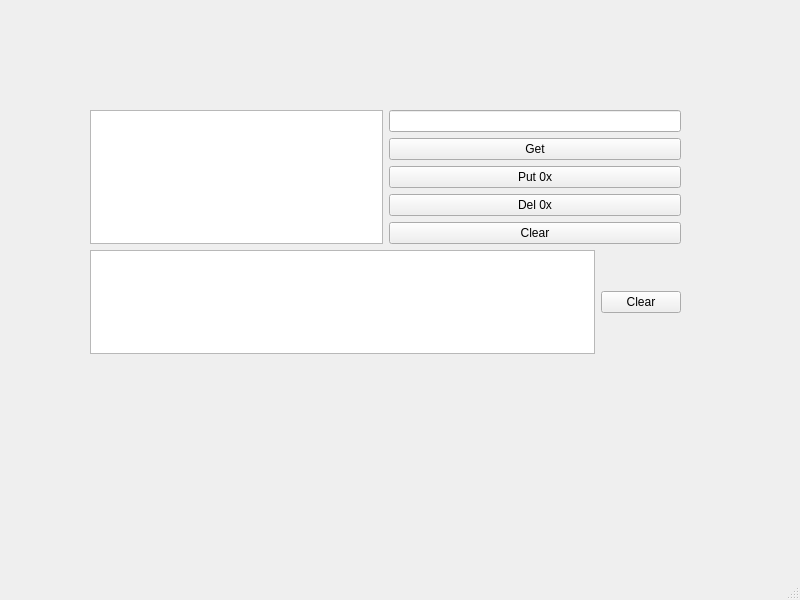
Qt form mainwindow.ui (GunwooYun/HexGenerator) before a commit.
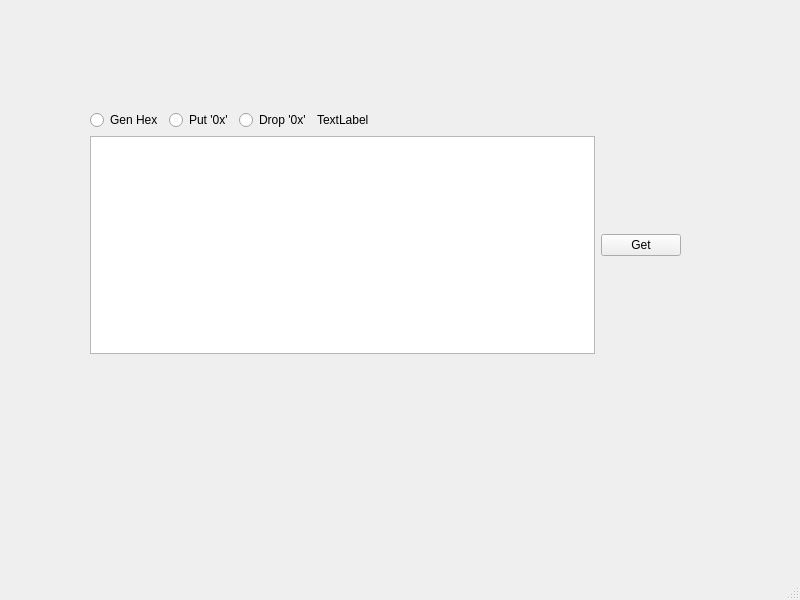
The same form after that commit.

```diff
--- a/mainwindow.ui
+++ b/mainwindow.ui
@@ -25,45 +25,52 @@
     </property>
     <layout class="QVBoxLayout" name="verticalLayout">
      <item>
-      <layout class="QHBoxLayout" name="horizontalLayout_2">
+      <layout class="QHBoxLayout" name="horizontalLayout">
        <item>
-        <widget class="QTextEdit" name="te_inputRandom"/>
-       </item>
-       <item>
-        <layout class="QVBoxLayout" name="verticalLayout_2">
+        <layout class="QHBoxLayout" name="horizontalLayout_2">
          <item>
-          <widget class="QLineEdit" name="le_RandLen"/>
-         </item>
-         <item>
-          <widget class="QPushButton" name="btn_show">
+          <widget class="QRadioButton" name="rbtn_GenHex">
            <property name="text">
-            <string>Get</string>
+            <string>Gen Hex</string>
            </property>
           </widget>
          </item>
          <item>
-          <widget class="QPushButton" name="btn_putZeroX">
+          <widget class="QRadioButton" name="rbtn_Put0x">
            <property name="text">
-            <string>Put 0x</string>
+            <string>Put '0x'</string>
            </property>
           </widget>
          </item>
          <item>
-          <widget class="QPushButton" name="btn_delZeroX">
+          <widget class="QRadioButton" name="rbtn_Drop0x">
            <property name="text">
-            <string>Del 0x</string>
+            <string>Drop '0x'</string>
            </property>
           </widget>
          </item>
          <item>
-          <widget class="QPushButton" name="btn_ClearTextEditAbove">
+          <widget class="QLabel" name="label">
            <property name="text">
-            <string>Clear</string>
+            <string>TextLabel</string>
            </property>
           </widget>
          </item>
         </layout>
        </item>
+       <item>
+        <spacer name="horizontalSpacer">
+         <property name="orientation">
+          <enum>Qt::Horizontal</enum>
+         </property>
+         <property name="sizeHint" stdset="0">
+          <size>
+           <width>40</width>
+           <height>20</height>
+          </size>
+         </property>
+        </spacer>
+       </item>
       </layout>
      </item>
      <item>
@@ -74,7 +81,7 @@
        <item>
         <widget class="QPushButton" name="btn_ClearTextEditBelow">
          <property name="text">
-          <string>Clear</string>
+          <string>Get</string>
          </property>
         </widget>
        </item>
```
Left out of the diff: 4 changed lines with no effect on the pictures.
